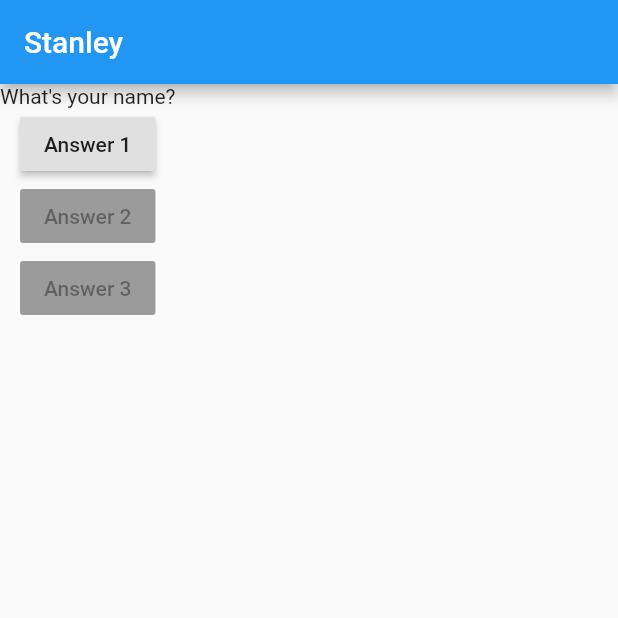
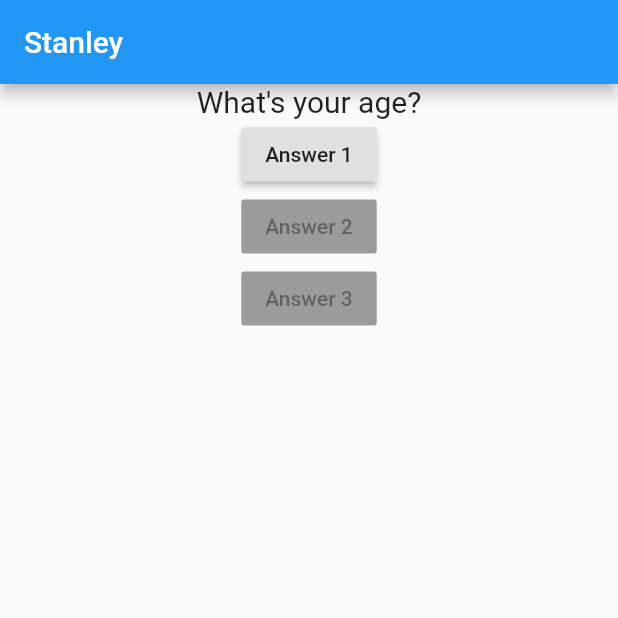
Before and after one commit to shaun-stanley/Flutter-Maximilian, a Flutter app: the screen it shows after launch, after a tap on "Answer 1", on a phone screen of 412 x 824 dp, the top half of it. Run offline on Flutter 3.47's test engine with Material 2 defaults, Android fonts, the phone set to English and light mode, and no system bars.

Commit message:
add 'Question.dart'

```diff
--- a/first_project/lib/main.dart
+++ b/first_project/lib/main.dart
@@ -1,4 +1,5 @@
 import 'package:flutter/material.dart';
+import './question.dart';
 
 void main() {
   runApp(MyApp());
@@ -17,7 +18,9 @@ class MyAppState extends State<MyApp> {
   var questionIndex = 0;
 
   void answerQuestion() {
-    questionIndex = questionIndex + 1;
+    setState(() {
+      questionIndex = questionIndex + 1;
+    });
     print(questionIndex);
   }
 
@@ -34,7 +37,9 @@ class MyAppState extends State<MyApp> {
         ),
         body: Column(
           children: [
-            Text(questions[questionIndex]),
+            Question(
+              questions[questionIndex],
+            ),
             // ignore: deprecated_member_use
             RaisedButton(
               child: Text('Answer 1'),
--- /dev/null
+++ b/first_project/lib/question.dart
@@ -0,0 +1,18 @@
+import 'package:flutter/material.dart';
+
+class Question extends StatelessWidget {
+  final String questionText;
+
+  Question(this.questionText);
+  @override
+  Widget build(BuildContext context) {
+    return Container(
+      width: double.infinity,
+      child: Text(
+        questionText,
+        style: TextStyle(fontSize: 20),
+        textAlign: TextAlign.center,
+      ),
+    );
+  }
+}
```
